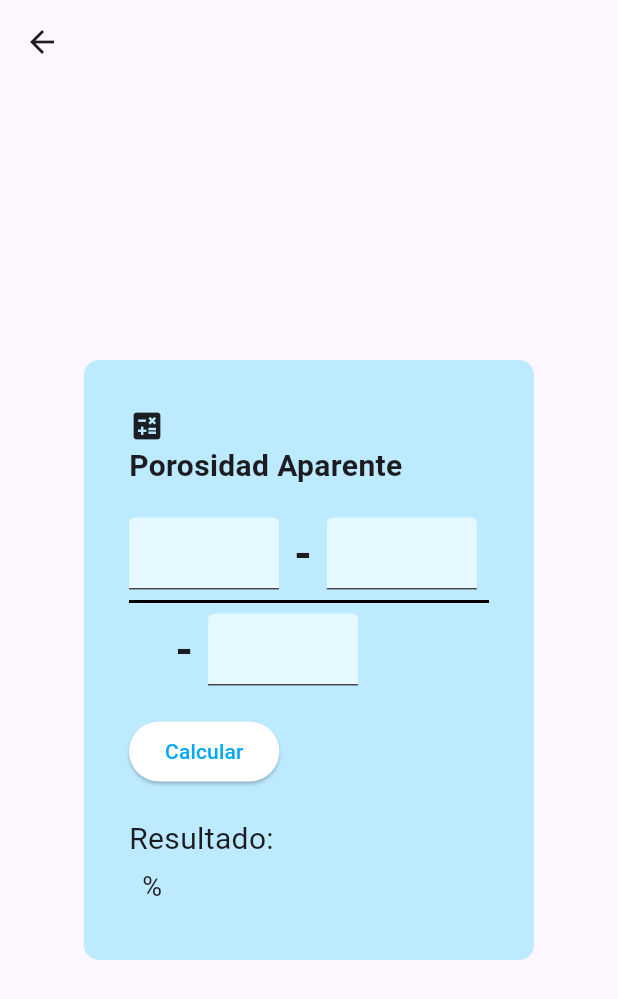
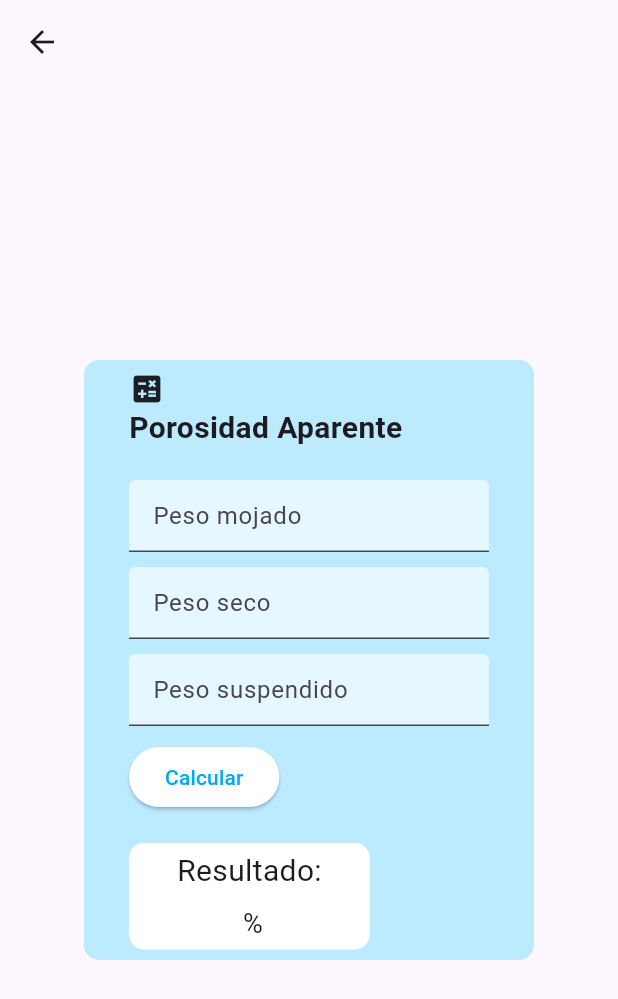
Before and after one commit to CrisRLoera/Virtual-lab, a Flutter app: the MaterialesScreen screen opened directly, after a tap on the "calculate" icon, on a phone screen of 412 x 824 dp. Shown: the top 999 px of the screen. Run offline on Flutter 3.47's test engine with Material 3 defaults, Android fonts, the phone set to English and light mode, and no system bars; our stand-ins replace animated_splash_screen.

Commit message:
Cambio de formato de calculadora, mas dos nuevas calculadoras y se manteien fija la posicion de la pantalla

```diff
--- a/lib/components/calculadora_component.dart
+++ /dev/null
@@ -1,161 +0,0 @@
-import 'package:flutter/material.dart';
-
-class CaluladoraComponent extends StatefulWidget {
-  const CaluladoraComponent({super.key});
-
-  @override
-  // ignore: library_private_types_in_public_api
-  _CaluladoraComponentState createState() => _CaluladoraComponentState();
-}
-
-class _CaluladoraComponentState extends State<CaluladoraComponent> {
-  final _controllerWw = TextEditingController();
-  final TextEditingController _controllerWd = TextEditingController();
-  final TextEditingController _controllerWs = TextEditingController();
-
-  String _wWvariable = '    ';
-  String _result = '';
-
-  final double _signSize = 30.0;
-
-  @override
-  Widget build(BuildContext context) {
-    return Scaffold(
-        appBar: AppBar(),
-        body: Center(
-            child: Container(
-          width: 300,
-          height: 400,
-          decoration: BoxDecoration(
-              color: const Color.fromARGB(255, 188, 234, 255),
-              borderRadius: BorderRadius.circular(10)),
-          child: Padding(
-            padding: const EdgeInsets.symmetric(horizontal: 30),
-            child: Column(
-              mainAxisAlignment: MainAxisAlignment.center,
-              crossAxisAlignment: CrossAxisAlignment.start,
-              children: [
-                const Icon(Icons.calculate),
-                const Text(
-                  'Porosidad Aparente',
-                  style: TextStyle(fontSize: 20, fontWeight: FontWeight.bold),
-                ),
-                const SizedBox(
-                  height: 20,
-                ),
-                Row(
-                  children: <Widget>[
-                    SizedBox(
-                      width: 100,
-                      child: TextFormField(
-                        decoration: const InputDecoration(
-                            fillColor: Color.fromARGB(255, 229, 247, 255),
-                            filled: true),
-                        controller: _controllerWw,
-                        onChanged: (text) {
-                          updateText(text);
-                        },
-                        keyboardType: TextInputType.number,
-                      ),
-                    ),
-                    Padding(
-                      padding: const EdgeInsets.symmetric(horizontal: 10),
-                      child: Text(
-                        '-',
-                        style: TextStyle(
-                            fontSize: _signSize, fontWeight: FontWeight.bold),
-                      ),
-                    ),
-                    SizedBox(
-                      width: 100,
-                      child: TextFormField(
-                        decoration: const InputDecoration(
-                            fillColor: Color.fromARGB(255, 229, 247, 255),
-                            filled: true),
-                        controller: _controllerWd,
-                        keyboardType: TextInputType.number,
-                      ),
-                    )
-                  ],
-                ),
-                const SizedBox(
-                  width: 250,
-                  child: Divider(
-                    color: Colors.black,
-                    thickness: 2,
-                  ),
-                ),
-                Row(
-                  children: [
-                    Text(
-                      _wWvariable,
-                      style: const TextStyle(fontSize: 20),
-                    ),
-                    Padding(
-                      padding: const EdgeInsets.symmetric(horizontal: 10),
-                      child: Text('-',
-                          style: TextStyle(
-                              fontSize: _signSize,
-                              fontWeight: FontWeight.bold)),
-                    ),
-                    SizedBox(
-                      width: 100,
-                      child: TextFormField(
-                        decoration: const InputDecoration(
-                            fillColor: Color.fromARGB(255, 229, 247, 255),
-                            filled: true),
-                        controller: _controllerWs,
-                        keyboardType: TextInputType.number,
-                      ),
-                    )
-                  ],
-                ),
-                const SizedBox(
-                  height: 20,
-                ),
-                ElevatedButton(
-                  onPressed: _calculateResult,
-                  style:
-                      ElevatedButton.styleFrom(backgroundColor: Colors.white),
-                  child: const Text(
-                    'Calcular',
-                    style: TextStyle(color: Colors.lightBlue),
-                  ),
-                ),
-                const SizedBox(
-                  height: 20,
-                ),
-                const Text(
-                  'Resultado:',
-                  style: TextStyle(fontSize: 20),
-                ),
-                Padding(
-                  padding: const EdgeInsets.all(4.0),
-                  child: Text(
-                    '$_result %',
-                    style: const TextStyle(fontSize: 18),
-                  ),
-                )
-              ],
-            ),
-          ),
-        )));
-  }
-
-  void updateText(String newText) {
-    setState(() {
-      _wWvariable = newText;
-    });
-  }
-
-  void _calculateResult() {
-    setState(() {
-      double wW = double.tryParse(_controllerWw.text) ?? 0;
-      double wD = double.tryParse(_controllerWd.text) ?? 0;
-      double wS = double.tryParse(_controllerWs.text) ?? 1;
-      double result = ((wW - wD) / (wW - wS)) * 100;
-      String porcent = result.toStringAsFixed(3);
-      _result = porcent;
-    });
-  }
-}
--- a/lib/main.dart
+++ b/lib/main.dart
@@ -1,5 +1,6 @@
 import 'package:animated_splash_screen/animated_splash_screen.dart';
 import 'package:flutter/material.dart';
+import 'package:flutter/services.dart';
 import 'package:laboratorio_virtual/screens/home.dart';
 
 void main() {
@@ -11,6 +12,8 @@ class MainApp extends StatelessWidget {
 
   @override
   Widget build(BuildContext context) {
+    SystemChrome.setPreferredOrientations(
+        [DeviceOrientation.portraitUp, DeviceOrientation.portraitUp]);
     return MaterialApp(
       title: "Login",
       home: AnimatedSplashScreen(
--- /dev/null
+++ b/lib/materiales/mat_cal_ceramic_aparent_porosidad.dart
@@ -0,0 +1,128 @@
+import 'package:flutter/material.dart';
+
+class CalcPorosidadAp extends StatefulWidget {
+  const CalcPorosidadAp({super.key});
+
+  @override
+  // ignore: library_private_types_in_public_api
+  _CalcPorosidadApState createState() => _CalcPorosidadApState();
+}
+
+class _CalcPorosidadApState extends State<CalcPorosidadAp> {
+  final _controllerWw = TextEditingController();
+  final TextEditingController _controllerWd = TextEditingController();
+  final TextEditingController _controllerWs = TextEditingController();
+
+  String _result = '';
+
+  @override
+  Widget build(BuildContext context) {
+    return Scaffold(
+        appBar: AppBar(),
+        body: Center(
+            child: Container(
+          width: 300,
+          height: 400,
+          decoration: BoxDecoration(
+              color: const Color.fromARGB(255, 188, 234, 255),
+              borderRadius: BorderRadius.circular(10)),
+          child: Padding(
+            padding: const EdgeInsets.symmetric(horizontal: 30),
+            child: Column(
+              mainAxisAlignment: MainAxisAlignment.center,
+              crossAxisAlignment: CrossAxisAlignment.start,
+              children: [
+                const Icon(Icons.calculate),
+                const Text(
+                  'Porosidad Aparente',
+                  style: TextStyle(fontSize: 20, fontWeight: FontWeight.bold),
+                ),
+                const SizedBox(
+                  height: 20,
+                ),
+                TextFormField(
+                  decoration: const InputDecoration(
+                      hintText: 'Peso mojado',
+                      fillColor: Color.fromARGB(255, 229, 247, 255),
+                      filled: true),
+                  controller: _controllerWw,
+                  keyboardType: TextInputType.number,
+                ),
+                const SizedBox(
+                  height: 10,
+                ),
+                TextFormField(
+                  decoration: const InputDecoration(
+                      hintText: 'Peso seco',
+                      fillColor: Color.fromARGB(255, 229, 247, 255),
+                      filled: true),
+                  controller: _controllerWd,
+                  keyboardType: TextInputType.number,
+                ),
+                const SizedBox(
+                  height: 10,
+                ),
+                TextFormField(
+                  decoration: const InputDecoration(
+                      hintText: 'Peso suspendido',
+                      fillColor: Color.fromARGB(255, 229, 247, 255),
+                      filled: true),
+                  controller: _controllerWs,
+                  keyboardType: TextInputType.number,
+                ),
+                const SizedBox(
+                  height: 10,
+                ),
+                ElevatedButton(
+                  onPressed: _calculateResult,
+                  style:
+                      ElevatedButton.styleFrom(backgroundColor: Colors.white),
+                  child: const Text(
+                    'Calcular',
+                    style: TextStyle(color: Colors.lightBlue),
+                  ),
+                ),
+                const SizedBox(
+                  height: 20,
+                ),
+                Container(
+                  decoration: BoxDecoration(
+                      color: Colors.white,
+                      borderRadius: BorderRadius.circular(10)),
+                  child: Column(
+                    children: [
+                      const Padding(
+                        padding:
+                            EdgeInsets.symmetric(horizontal: 32.0, vertical: 4),
+                        child: Text(
+                          'Resultado:',
+                          style: TextStyle(fontSize: 20),
+                        ),
+                      ),
+                      Padding(
+                        padding: const EdgeInsets.all(4.0),
+                        child: Text(
+                          '$_result %',
+                          style: const TextStyle(fontSize: 18),
+                        ),
+                      )
+                    ],
+                  ),
+                ),
+              ],
+            ),
+          ),
+        )));
+  }
+
+  void _calculateResult() {
+    setState(() {
+      double wW = double.tryParse(_controllerWw.text) ?? 0;
+      double wD = double.tryParse(_controllerWd.text) ?? 0;
+      double wS = double.tryParse(_controllerWs.text) ?? 1;
+      double result = ((wW - wD) / (wW - wS)) * 100;
+      String porcent = result.toStringAsFixed(3);
+      _result = porcent;
+    });
+  }
+}
--- a/lib/screens/materiales.dart
+++ b/lib/screens/materiales.dart
@@ -1,5 +1,7 @@
 import 'package:flutter/material.dart';
-import 'package:laboratorio_virtual/components/calculadora_component.dart';
+import 'package:laboratorio_virtual/materiales/mat_cal_ceramic_aparent_porosidad.dart';
+import 'package:laboratorio_virtual/materiales/mat_cal_ceramic_densidad_vol.dart';
+import 'package:laboratorio_virtual/materiales/mat_cal_ceramic_v_porosidad.dart';
 
 class MaterialesScreen extends StatefulWidget {
   const MaterialesScreen({super.key});
@@ -20,9 +22,16 @@ class _MaterialesScreenState extends State<MaterialesScreen> {
               TableRow(
                 children: [
                   OptionIconButton(Icon(Icons.calculate), Colors.black,
-                      'Calculadora', CaluladoraComponent())
+                      'Porosidad aparente', CalcPorosidadAp()),
+                  OptionIconButton(Icon(Icons.calculate), Colors.black,
+                      'Porosidad verdadera', CalcPorosidadVe()),
                 ],
-              )
+              ),
+              TableRow(children: [
+                OptionIconButton(Icon(Icons.calculate), Colors.black,
+                    'Densidad volumétrica', CalcDensidadVol()),
+                SizedBox()
+              ]),
             ],
           ),
         ));
@@ -42,7 +51,7 @@ class OptionIconButton extends StatelessWidget {
   @override
   Widget build(BuildContext context) {
     return Padding(
-        padding: const EdgeInsets.symmetric(vertical: 32, horizontal: 8),
+        padding: const EdgeInsets.symmetric(vertical: 8, horizontal: 8),
         child: Column(
           children: [
             Container(
@@ -58,12 +67,15 @@ class OptionIconButton extends StatelessWidget {
                 },
               ),
             ),
-            const SizedBox(
-              height: 10,
+            const Center(
+              child: SizedBox(
+                height: 10,
+              ),
             ),
             Text(
               optionName,
-              style: const TextStyle(fontSize: 20),
+              style: const TextStyle(fontSize: 12),
+              textAlign: TextAlign.center,
             )
           ],
         ));
```
Also changed, not shown: lib/materiales/mat_cal_ceramic_densidad_vol.dart (added, +128 -0 lines), lib/materiales/mat_cal_ceramic_v_porosidad.dart (added, +116 -0 lines).
